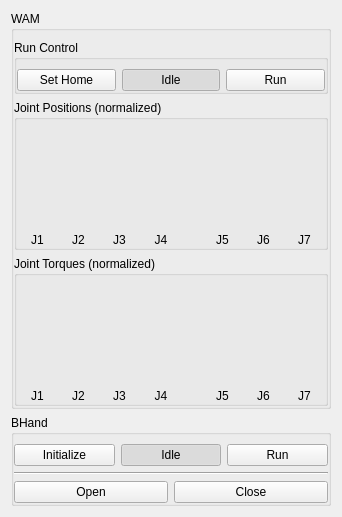
The window that rqt_barrett/src/rqt_barrett/barrett_dashboard.ui (jhu-lcsr/orocos_barrett) describes before a commit, drawn with Qt 5.
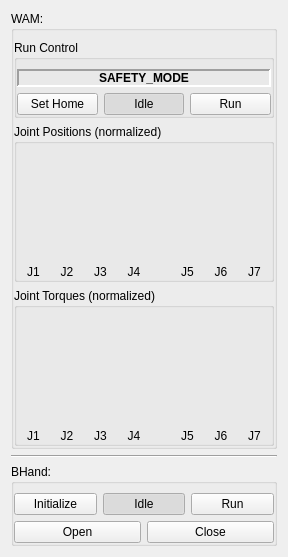
The same window after the commit. Custom widgets are drawn as their Qt base class.

```diff
--- a/rqt_barrett/src/rqt_barrett/barrett_dashboard.ui
+++ b/rqt_barrett/src/rqt_barrett/barrett_dashboard.ui
@@ -6,8 +6,8 @@
    <rect>
     <x>0</x>
     <y>0</y>
-    <width>342</width>
-    <height>517</height>
+    <width>288</width>
+    <height>557</height>
    </rect>
   </property>
   <property name="windowTitle">
@@ -17,7 +17,7 @@
    <item>
     <widget class="QGroupBox" name="groupBox_3">
      <property name="title">
-      <string>WAM</string>
+      <string>WAM: </string>
      </property>
      <layout class="QVBoxLayout" name="verticalLayout_2">
       <property name="leftMargin">
@@ -34,7 +34,7 @@
         <property name="title">
          <string>Run Control</string>
         </property>
-        <layout class="QHBoxLayout" name="horizontalLayout_16">
+        <layout class="QVBoxLayout" name="verticalLayout_3">
          <property name="leftMargin">
           <number>0</number>
          </property>
@@ -43,6 +43,43 @@
          </property>
          <property name="bottomMargin">
           <number>0</number>
+         </property>
+         <item>
+          <widget class="QLabel" name="safety_mode">
+           <property name="font">
+            <font>
+             <weight>75</weight>
+             <italic>false</italic>
+             <bold>true</bold>
+            </font>
+           </property>
+           <property name="cursor">
+            <cursorShape>WhatsThisCursor</cursorShape>
+           </property>
+           <property name="autoFillBackground">
+            <bool>false</bool>
+           </property>
+           <property name="frameShape">
+            <enum>QFrame::Panel</enum>
+           </property>
+           <property name="frameShadow">
+            <enum>QFrame::Sunken</enum>
+           </property>
+           <property name="lineWidth">
+            <number>2</number>
+           </property>
+           <property name="text">
+            <string>SAFETY_MODE</string>
+           </property>
+           <property name="alignment">
+            <set>Qt::AlignCenter</set>
+           </property>
+          </widget>
+         </item>
+         <item>
+          <layout class="QHBoxLayout" name="horizontalLayout_3">
+           <property name="spacing">
+            <number>6</number>
          </property>
          <item>
           <widget class="QPushButton" name="button_set_home">
@@ -96,6 +133,8 @@
           </widget>
          </item>
         </layout>
+         </item>
+        </layout>
        </widget>
       </item>
       <item>
@@ -1652,9 +1691,16 @@
     </widget>
    </item>
    <item>
-    <widget class="QGroupBox" name="groupBox_4">
+    <widget class="Line" name="line">
+     <property name="orientation">
+      <enum>Qt::Horizontal</enum>
+     </property>
+    </widget>
+   </item>
+   <item>
+    <widget class="QGroupBox" name="bhand_groupbox">
      <property name="title">
-      <string>BHand</string>
+      <string>BHand:</string>
      </property>
      <layout class="QVBoxLayout" name="verticalLayout">
       <property name="leftMargin">
@@ -1718,13 +1764,6 @@
         </item>
        </layout>
       </item>
-      <item>
-       <widget class="Line" name="line">
-        <property name="orientation">
-         <enum>Qt::Horizontal</enum>
-        </property>
-       </widget>
-      </item>
       <item>
        <layout class="QHBoxLayout" name="horizontalLayout_18">
         <item>
```
Left out of the diff: 8 changed lines with no effect on the pictures. Lines whose indentation alone changed are shown as unchanged.
